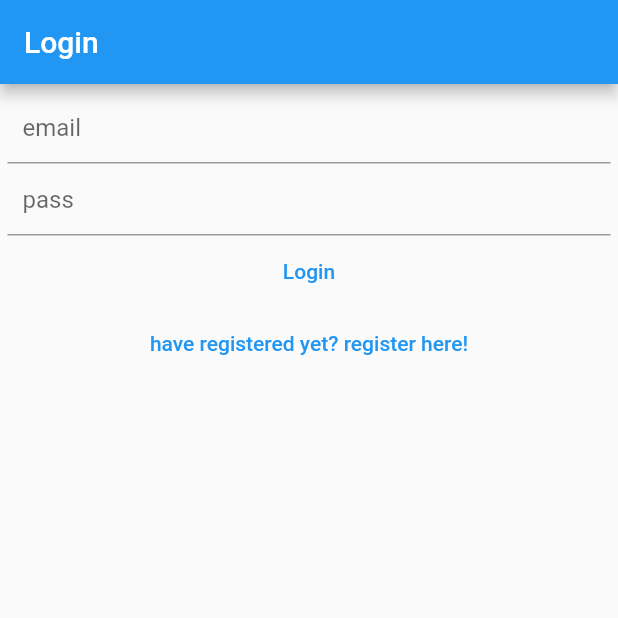
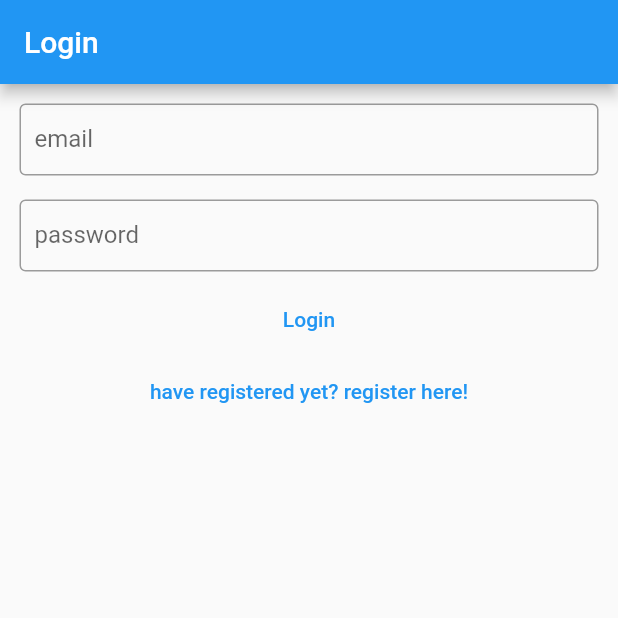
Before and after one commit to tonyRaafat/notes-app, a Flutter app: the RegisterView screen opened by its route, after a tap on "Login here!", on a phone screen of 412 x 824 dp, the top half of it. Run offline on Flutter 3.47's test engine with Material 2 defaults, Android fonts, the phone set to English and light mode, and no system bars; our stand-ins replace firebase_auth, firebase_core; accounts and stored records are empty; network calls fail.

Commit message:
add email verification after register page

```diff
--- a/lib/constants/routes.dart
+++ b/lib/constants/routes.dart
@@ -1,3 +1,4 @@
 const String loginRoute = '/login/';
 const String registerRoute = '/register/';
 const String notesRoute = '/my-notes/';
+const String emailVerificationRoute = '/verify-email/';
--- a/lib/main.dart
+++ b/lib/main.dart
@@ -13,13 +13,14 @@ void main(List<String> args) {
   WidgetsFlutterBinding.ensureInitialized();
   runApp(
      MaterialApp(
+
       title: 'notes app',
-
       home: const HomePage(),
       routes: {
         loginRoute :(context) =>  const LoginView(),
         registerRoute: (context) => const RegisterView(),
-        notesRoute:(context)=> const MyNotesView()
+        notesRoute:(context)=> const MyNotesView(),
+        emailVerificationRoute:(context) => const VerifyEmailView(),
       },
     ),
   );
@@ -43,6 +44,7 @@ class HomePage extends StatelessWidget {
                 if(user.emailVerified){
                   return const MyNotesView();
                 }else{
+
                   return const VerifyEmailView();
                 }
                 }else{
--- a/lib/views/login-view.dart
+++ b/lib/views/login-view.dart
@@ -13,10 +13,12 @@ class LoginView extends StatefulWidget {
 class _LoginViewState extends State<LoginView> {
   late final TextEditingController _email;
   late final TextEditingController _pass;
+  bool badPass = false;
 
   @override
   void initState() {
     // TODO: implement initState
+
     _email = TextEditingController();
     _pass = TextEditingController();
     super.initState();
@@ -36,26 +38,42 @@ class _LoginViewState extends State<LoginView> {
       appBar: AppBar(
           title: const Text(
         'Login',
-      )
-      ),
+      )),
       body: Container(
         padding: const EdgeInsets.all(5),
         child: Column(
           children: [
-            TextField(
+            Padding(
+              padding: const EdgeInsets.all(8.0),
+              child: TextField(
                 enableInteractiveSelection: true,
                 controller: _email,
                 keyboardType: TextInputType.emailAddress,
                 decoration: const InputDecoration(
-                  hintText: "email", contentPadding: EdgeInsets.only(left: 10)),
+                    hintText: "email@gmail.com",
+                    focusedBorder: OutlineInputBorder(),
+                    border: OutlineInputBorder(),
+                    label:  Text('email'),
+                    contentPadding: EdgeInsets.only(left: 10)),
               ),
-            TextField(
+            ),
+            Container(
+              margin: const EdgeInsets.all(8.0),
+              child: TextField(
                 enableInteractiveSelection: true,
                 controller: _pass,
                 obscureText: true,
-              autofillHints: [AutofillHints.password],
+                autofillHints:const [AutofillHints.password],
                 decoration: const InputDecoration(
-                  hintText: "pass", contentPadding: EdgeInsets.only(left: 10)),
+                    label: Text(
+                      'password',
+                      selectionColor: Color.fromARGB(0, 196, 36, 36),
+                    ),
+                    focusedBorder: OutlineInputBorder(),
+                    border: OutlineInputBorder(),
+                    hintText: "pass",
+                    contentPadding: EdgeInsets.only(left: 10)),
+              ),
             ),
             Center(
                 child: TextButton(
@@ -67,16 +85,21 @@ class _LoginViewState extends State<LoginView> {
                             .signInWithEmailAndPassword(
                                 email: email, password: pass);
                         devtools.log(userCredential.toString());
-                          // if(userCredential??false){
-                            Navigator.of(context).pushNamedAndRemoveUntil(notesRoute, (route) => false);
-                          // }
+                        final user = FirebaseAuth.instance.currentUser;
+                        if (user?.emailVerified ?? false) {
+                          Navigator.of(context).pushNamedAndRemoveUntil(
+                              notesRoute, (route) => false);
+                        } else {
+                          Navigator.of(context)
+                              .pushNamed(emailVerificationRoute);
+                        }
                       } on FirebaseAuthException catch (e) {
                         devtools.log(e.code.toString());
                       }
-
-
                     },
-                    child: const Text("Login"))),
+                    child: const Text("Login")
+                    )
+                    ),
             Center(
               child: TextButton(
                 onPressed: () => {
```
Also changed, not shown: lib/views/register-view.dart (+8 -4 lines), lib/views/verify-email-veiw.dart (+16 -1 lines). Lines whose indentation alone changed are shown as unchanged.
